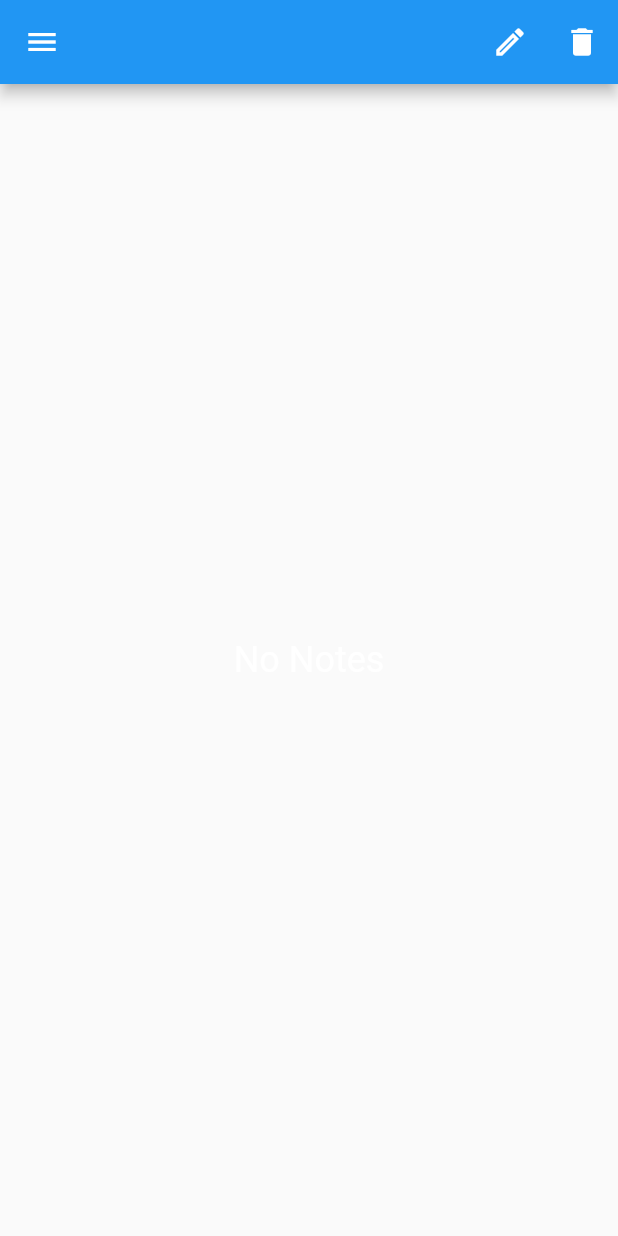
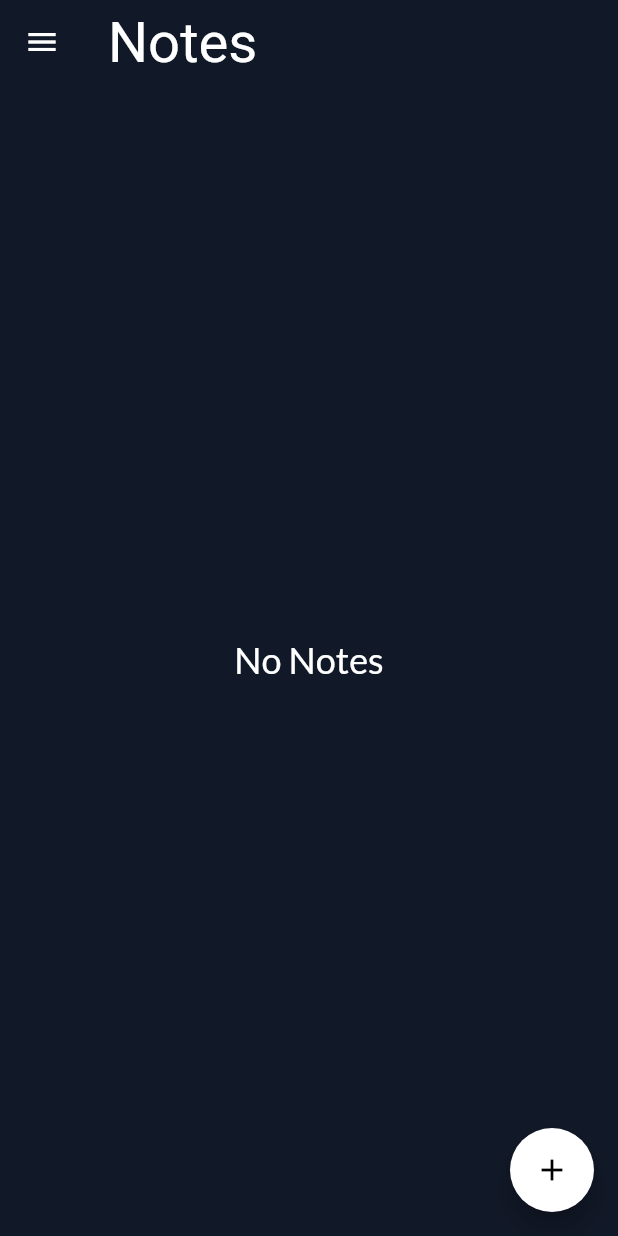
Before and after one commit to achintya-7/your_notes, a Flutter app: the screen it shows after launch, on a phone screen of 412 x 824 dp. Run offline on Flutter 3.47's test engine with Material 2 defaults, Android fonts, the phone set to English and light mode, and no system bars; our stand-ins replace google_fonts, sqflite, velocity_x; accounts and stored records are empty.

Commit message:
Final build

```diff
--- a/lib/main.dart
+++ b/lib/main.dart
@@ -1,5 +1,6 @@
 import 'package:flutter/material.dart';
 import 'package:notesapp/pages/note_page.dart';
+import 'package:notesapp/widgets/theme.dart';
 
 void main() {
   runApp(const MyApp());
@@ -14,6 +15,7 @@ class MyApp extends StatelessWidget {
     return MaterialApp(
       debugShowCheckedModeBanner: false,
       home: NotePageState(),
+      theme: Mytheme.darkTheme(context),
     );
   }
 }
--- a/lib/pages/note_page.dart
+++ b/lib/pages/note_page.dart
@@ -4,7 +4,10 @@ import 'package:flutter/material.dart';
 import 'package:flutter_staggered_grid_view/flutter_staggered_grid_view.dart';
 import 'package:notesapp/db/notes_database.dart';
 import 'package:notesapp/model/note.dart';
+import 'package:notesapp/pages/add_edit_note_page.dart';
+import 'package:notesapp/pages/note_detail_page.dart';
 import 'package:notesapp/widgets/note_cart_widget.dart';
+import 'package:notesapp/widgets/theme.dart';
 import 'package:url_launcher/url_launcher.dart';
 import 'package:velocity_x/velocity_x.dart';
 
@@ -12,17 +15,25 @@ class NotePageState extends StatefulWidget {
   NotePageState({Key? key}) : super(key: key);
 
   @override
-  State<NotePageState> createState() => _NoteHomeState();
+  State<NotePageState> createState() => _NotePageState();
 }
 
-class _NoteHomeState extends State<NotePageState> {
+class _NotePageState extends State<NotePageState> {
   late List<Note> notes;
   bool _isLoading = false;
 
   @override
   void initState() {
+    super.initState();
+
     refreshNote();
-    super.initState();
+  }
+
+  @override
+  void dispose() {
+    NoteDatabase.instance.close();
+
+    super.dispose();
   }
 
   Future refreshNote() async {
@@ -35,24 +46,40 @@ class _NoteHomeState extends State<NotePageState> {
   Widget build(BuildContext context) {
     return Scaffold(
       appBar: AppBar(
-        actions: [editButton(), deleteButton()],
+        title: "Notes".text.xl3.white.make(),
+        backgroundColor: Colors.transparent,
       ),
       drawer: Drawer(
         child: Container(
-          color: Colors.lightBlueAccent,
+          color: Mytheme.darkBluishColor,
           child: Column(
             children: [
-              40.heightBox,
+
+              80.heightBox,
+
               "Made By".text.white.xl3.semiBold.make().p(16),
               "Achintya".text.white.bold.xl4.make().shimmer(
                   primaryColor: Vx.pink500, secondaryColor: Vx.blue500),
-              IconButton(
-                  onPressed: () {
-                    launch("https://github.com/achintya-7");
+
+              20.heightBox,
+
+              ElevatedButton(onPressed: () {
+                    launch("https://linktr.ee/achintya_only");
                   },
-                  iconSize: 92,
-                  icon: Image.asset("assets/images/icons8-github-100.png"))
-            ],
+                   child: "Link Tree".text.white.make(),
+                   style: ElevatedButton.styleFrom(
+                     primary: Colors.greenAccent,
+                     padding: EdgeInsets.symmetric(horizontal: 35, vertical: 10),
+                     textStyle:
+                      TextStyle(fontSize: 18, fontWeight: FontWeight.bold, color: Colors.white70)
+                   ),
+              ),
+
+              IconButton(onPressed: () {
+                launch("https://github.com/achintya-7");
+              }, icon: Image.asset('assets/images/icons8-github-96.png'), iconSize: 96)
+
+            ]
           ),
         ),
       ),
@@ -65,6 +92,17 @@ class _NoteHomeState extends State<NotePageState> {
                     style: TextStyle(color: Colors.white, fontSize: 24),
                   )
                 : buildNotes(),
+      ),
+      floatingActionButton: FloatingActionButton(
+        backgroundColor: Colors.white,
+        child: Icon(Icons.add),
+        onPressed: () async {
+          await Navigator.of(context).push(
+            MaterialPageRoute(builder: (context) => AddEditNotePage()),
+          );
+
+          refreshNote();
+        },
       ),
     );
   }
@@ -91,10 +129,4 @@ class _NoteHomeState extends State<NotePageState> {
           );
         },
       );
-
-  Widget editButton() =>
-      IconButton(icon: Icon(Icons.edit_outlined), onPressed: () {});
-
-  Widget deleteButton() =>
-      IconButton(icon: Icon(Icons.delete), onPressed: () {});
 }
--- /dev/null
+++ b/lib/widgets/theme.dart
@@ -0,0 +1,46 @@
+// ignore_for_file: prefer_const_constructors
+
+import 'package:flutter/material.dart';
+import 'package:google_fonts/google_fonts.dart';
+import 'package:velocity_x/velocity_x.dart';
+
+class Mytheme {
+  static ThemeData lightTheme(BuildContext context) => ThemeData(
+        primarySwatch: Colors.deepPurple,
+        fontFamily: GoogleFonts.lato().fontFamily,
+        cardColor: Colors.white,
+        canvasColor: creamColor,
+        buttonColor: darkBluishColor,
+        accentColor: darkBluishColor,
+        primaryTextTheme: GoogleFonts.latoTextTheme(),
+        appBarTheme: AppBarTheme(
+          color: Colors.white,
+          elevation: 0.0,
+          iconTheme: IconThemeData(color: Colors.black),
+          titleTextStyle: TextStyle(color: Colors.black, fontSize: 20),
+        ),
+      );
+
+  static ThemeData darkTheme(BuildContext context) => ThemeData(
+        brightness: Brightness.dark,
+        primarySwatch: Colors.deepPurple,
+        fontFamily: GoogleFonts.lato().fontFamily,
+        cardColor: Colors.black,
+        canvasColor: darkcreamColor,
+        buttonColor: purpleBluishColor,
+        accentColor: Colors.white,
+        primaryTextTheme: GoogleFonts.latoTextTheme(),
+        appBarTheme: AppBarTheme(
+          color: Colors.white,
+          elevation: 0.0,
+          iconTheme: IconThemeData(color: Colors.white),
+          titleTextStyle: TextStyle(color: Colors.white, fontSize: 20),
+        ),
+      );
+
+  //Colors
+  static Color creamColor = Color(0xfff5f5f5);
+  static Color darkcreamColor = Vx.gray900;
+  static Color darkBluishColor = Color(0xff403b58);
+  static Color purpleBluishColor = Vx.indigo500;
+}
--- a/pubspec.yaml
+++ b/pubspec.yaml
@@ -31,6 +31,7 @@ dependencies:
   flutter:
     sdk: flutter
   flutter_staggered_grid_view: ^0.4.0-nullsafety.3
+  google_fonts: ^2.2.0
   intl: ^0.17.0
   sqflite: ^2.0.2
   url_launcher: ^6.0.18
```
Also changed, not shown: lib/db/notes_database.dart (+9 -9 lines), lib/pages/add_edit_note_page.dart (added, +111 -0 lines), lib/pages/note_detail_page.dart (+87 -0 lines), lib/widgets/note_cart_widget.dart (+11 -1 lines), lib/widgets/note_form_widget.dart (+22 -0 lines), assets/images/icons8-github-96.png (added), pubspec.lock.
